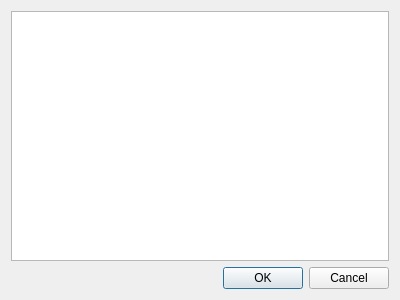
This is styledialog.ui in VladimirTambovtsev/QtStarterPack as Qt 5 draws it before an edit. The edited form follows.
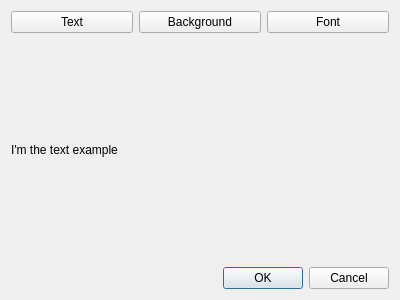
This is the edited form.

```diff
--- a/styledialog.ui
+++ b/styledialog.ui
@@ -15,7 +15,53 @@
   </property>
   <layout class="QVBoxLayout" name="verticalLayout">
    <item>
-    <widget class="QTextEdit" name="textEdit"/>
+    <layout class="QHBoxLayout" name="horizontalLayout">
+     <item>
+      <widget class="QPushButton" name="textButton">
+       <property name="text">
+        <string>Text</string>
+       </property>
+      </widget>
+     </item>
+     <item>
+      <widget class="QPushButton" name="backgroundButton">
+       <property name="text">
+        <string>Background</string>
+       </property>
+      </widget>
+     </item>
+     <item>
+      <widget class="QPushButton" name="fontButton">
+       <property name="text">
+        <string>Font</string>
+       </property>
+      </widget>
+     </item>
+    </layout>
+   </item>
+   <item>
+    <layout class="QHBoxLayout" name="horizontalLayout_2">
+     <item>
+      <widget class="QLabel" name="label">
+       <property name="text">
+        <string>I'm the text example </string>
+       </property>
+      </widget>
+     </item>
+     <item>
+      <spacer name="horizontalSpacer">
+       <property name="orientation">
+        <enum>Qt::Horizontal</enum>
+       </property>
+       <property name="sizeHint" stdset="0">
+        <size>
+         <width>40</width>
+         <height>20</height>
+        </size>
+       </property>
+      </spacer>
+     </item>
+    </layout>
    </item>
    <item>
     <widget class="QDialogButtonBox" name="buttonBox">
```
